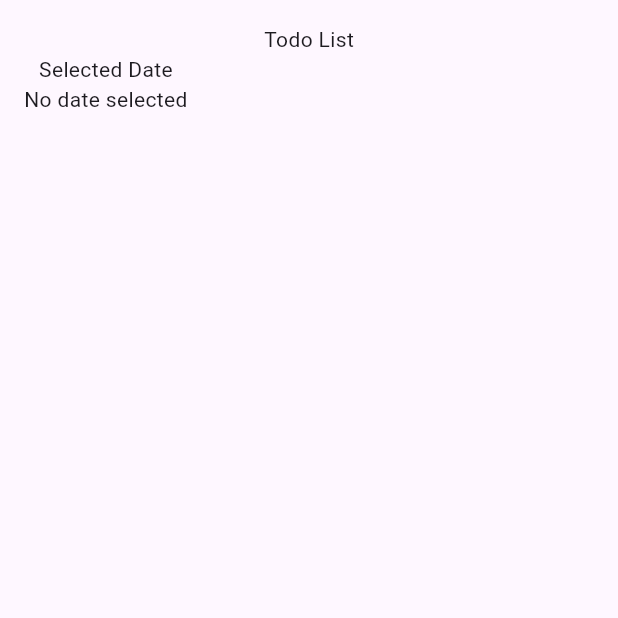
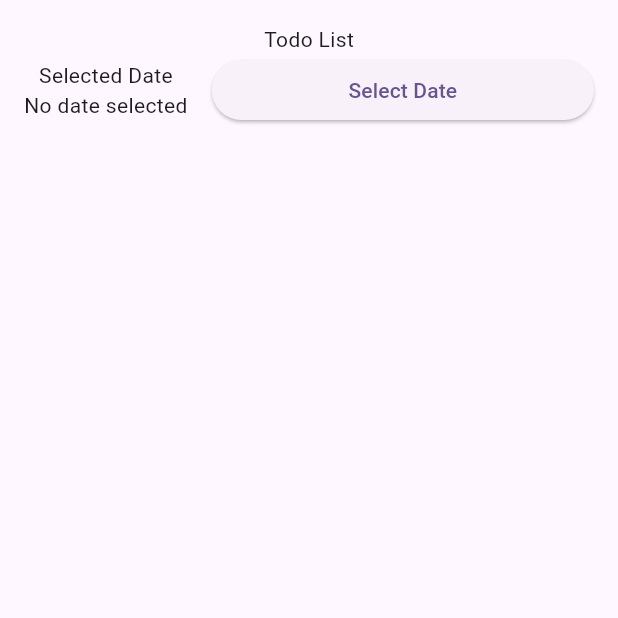
Before and after one commit to hi-lufz1/181_TodoBloc, a Flutter app: the TodoPage screen opened directly, on a phone screen of 412 x 824 dp, the top half of it. Run offline on Flutter 3.47's test engine with Material 3 defaults, Android fonts, the phone set to English and light mode, and no system bars; our stand-ins replace bloc, flutter_bloc.

Commit message:
menambahkan tombol untuk memilih tanggal

```diff
--- a/lib/presentation/todo_page.dart
+++ b/lib/presentation/todo_page.dart
@@ -33,6 +33,13 @@ class TodoPage extends StatelessWidget {
                       ),
                     ],
                   ),
+                  SizedBox(width: 16.0),
+                  Expanded(
+                    child: ElevatedButton(
+                      onPressed: () {},
+                      child: Text("Select Date"),
+                    ),
+                  ),
                 ],
               ),
             ],
```
